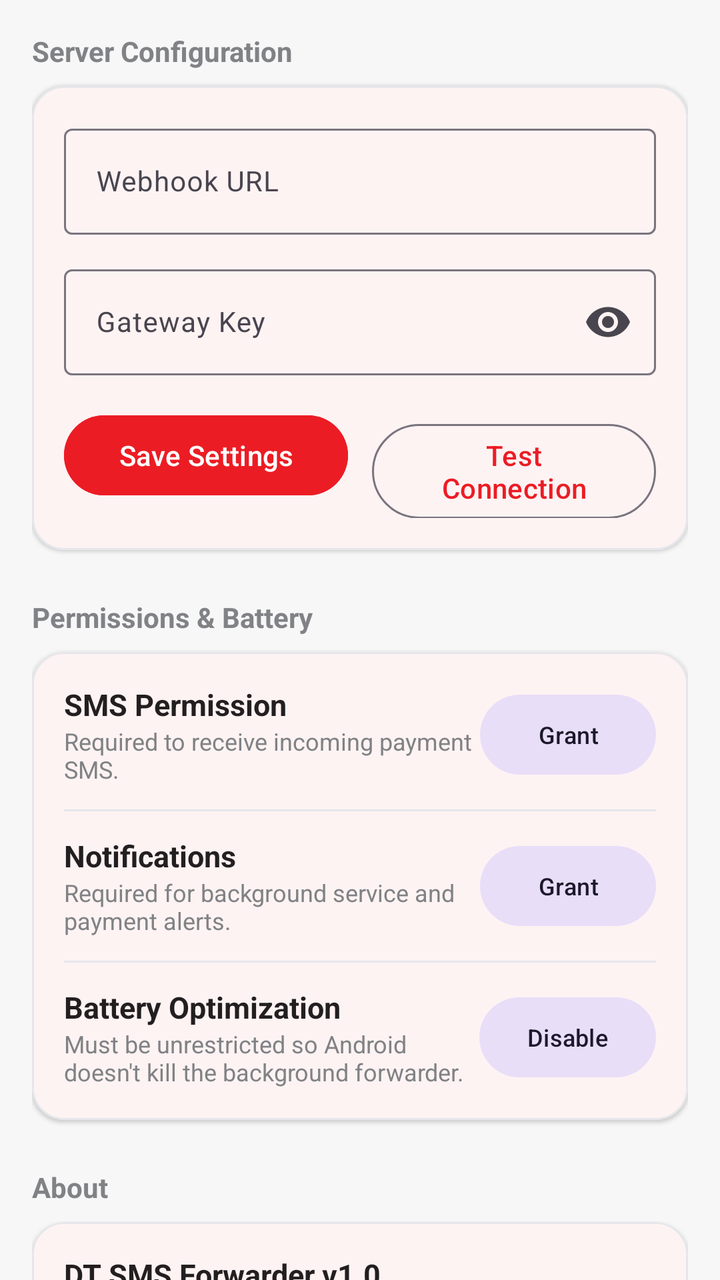
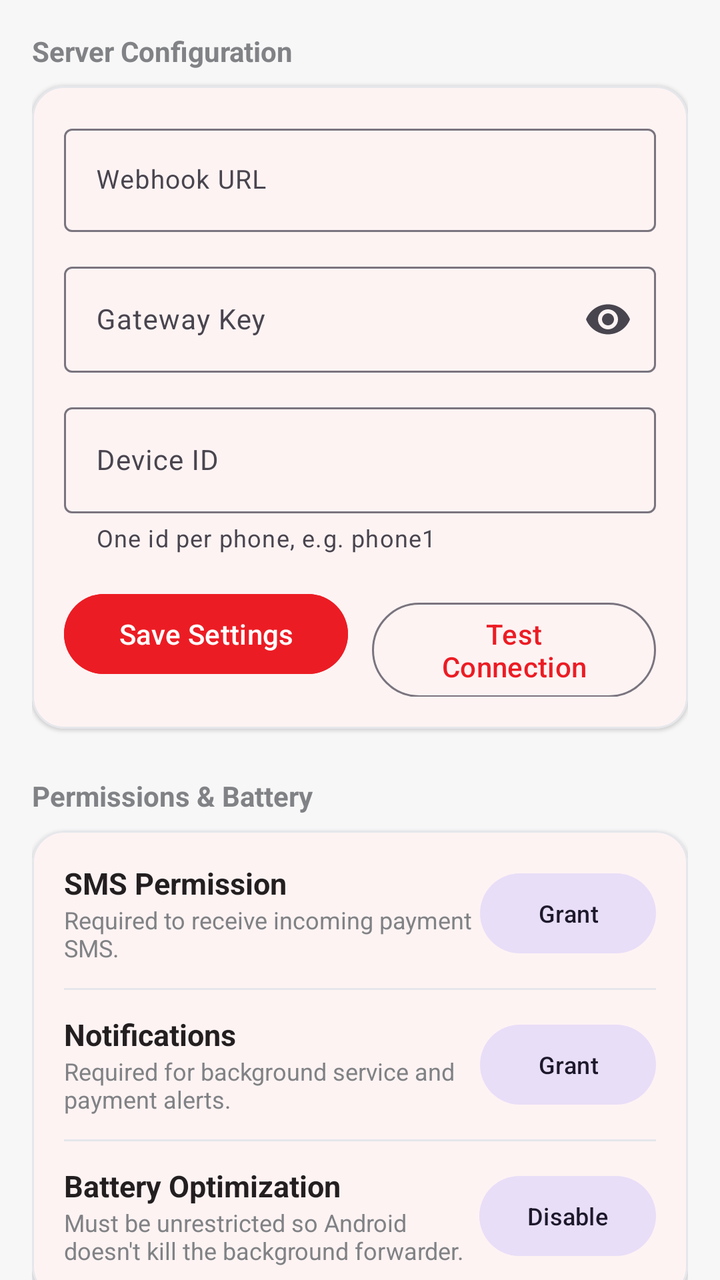

Two renders of the same Android screen: before a commit and after it. Below are the layout's source before the change and the commit's diff.
<!-- AndroidManifest.xml: application theme Theme.DTSMSForwarder -->
<!-- res/layout/fragment_settings.xml -->
<?xml version="1.0" encoding="utf-8"?>
<androidx.core.widget.NestedScrollView xmlns:android="http://schemas.android.com/apk/res/android"
    xmlns:app="http://schemas.android.com/apk/res-auto"
    android:layout_width="match_parent"
    android:layout_height="match_parent"
    android:fillViewport="true"
    android:background="@color/background">

    <LinearLayout
        android:layout_width="match_parent"
        android:layout_height="wrap_content"
        android:orientation="vertical"
        android:padding="16dp">

        
        <TextView
            android:layout_width="wrap_content"
            android:layout_height="wrap_content"
            android:layout_marginBottom="8dp"
            android:text="@string/server_configuration"
            android:textSize="14sp"
            android:textStyle="bold"
            android:textColor="@color/text_secondary" />

        <com.google.android.material.card.MaterialCardView
            android:layout_width="match_parent"
            android:layout_height="wrap_content"
            app:cardCornerRadius="16dp"
            app:cardElevation="1dp"
            app:cardBackgroundColor="@color/surface"
            app:strokeWidth="1dp"
            app:strokeColor="@color/divider">

            <LinearLayout
                android:layout_width="match_parent"
                android:layout_height="wrap_content"
                android:orientation="vertical"
                android:padding="16dp">

                <com.google.android.material.textfield.TextInputLayout
                    android:id="@+id/tilWebhookUrl"
                    android:layout_width="match_parent"
                    android:layout_height="wrap_content"
                    android:hint="@string/webhook_url_label"
                    style="@style/Widget.Material3.TextInputLayout.OutlinedBox">

                    <com.google.android.material.textfield.TextInputEditText
                        android:id="@+id/etWebhookUrl"
                        android:layout_width="match_parent"
                        android:layout_height="wrap_content"
                        android:inputType="textUri"
                        android:textSize="14sp" />
                </com.google.android.material.textfield.TextInputLayout>

                <com.google.android.material.textfield.TextInputLayout
                    android:id="@+id/tilGatewayKey"
                    android:layout_width="match_parent"
                    android:layout_height="wrap_content"
                    android:layout_marginTop="12dp"
                    android:hint="@string/gateway_key_label"
                    app:endIconMode="password_toggle"
                    style="@style/Widget.Material3.TextInputLayout.OutlinedBox">

                    <com.google.android.material.textfield.TextInputEditText
                        android:id="@+id/etGatewayKey"
                        android:layout_width="match_parent"
                        android:layout_height="wrap_content"
                        android:inputType="textPassword"
                        android:textSize="14sp" />
                </com.google.android.material.textfield.TextInputLayout>

                <LinearLayout
                    android:layout_width="match_parent"
                    android:layout_height="wrap_content"
                    android:orientation="horizontal"
                    android:layout_marginTop="16dp">

                    <com.google.android.material.button.MaterialButton
                        android:id="@+id/btnSaveSettings"
                        android:layout_width="0dp"
                        android:layout_height="wrap_content"
                        android:layout_weight="1"
                        android:layout_marginEnd="6dp"
                        android:text="@string/save_settings"
                        android:backgroundTint="@color/primary" />

                    <com.google.android.material.button.MaterialButton
                        android:id="@+id/btnTestConnection"
                        android:layout_width="0dp"
                        android:layout_height="wrap_content"
                        android:layout_weight="1"
                        android:layout_marginStart="6dp"
                        android:text="@string/test_connection"
                        style="@style/Widget.Material3.Button.OutlinedButton" />
                </LinearLayout>

                <ProgressBar
                    android:id="@+id/pbTestProgress"
                    android:layout_width="wrap_content"
                    android:layout_height="wrap_content"
                    android:layout_gravity="center"
                    android:layout_marginTop="8dp"
                    android:visibility="gone" />

            </LinearLayout>
        </com.google.android.material.card.MaterialCardView>

        
        <TextView
            android:layout_width="wrap_content"
            android:layout_height="wrap_content"
            android:layout_marginTop="24dp"
            android:layout_marginBottom="8dp"
            android:text="@string/permissions_status"
            android:textSize="14sp"
            android:textStyle="bold"
            android:textColor="@color/text_secondary" />

        <com.google.android.material.card.MaterialCardView
            android:layout_width="match_parent"
            android:layout_height="wrap_content"
            app:cardCornerRadius="16dp"
            app:cardElevation="1dp"
            app:cardBackgroundColor="@color/surface"
            app:strokeWidth="1dp"
            app:strokeColor="@color/divider">

            <LinearLayout
                android:layout_width="match_parent"
                android:layout_height="wrap_content"
                android:orientation="vertical"
                android:padding="16dp">

                
                <LinearLayout
                    android:layout_width="match_parent"
                    android:layout_height="wrap_content"
                    android:orientation="horizontal"
                    android:gravity="center_vertical">

                    <LinearLayout
                        android:layout_width="0dp"
                        android:layout_height="wrap_content"
                        android:layout_weight="1"
                        android:orientation="vertical">

                        <TextView
                            android:layout_width="wrap_content"
                            android:layout_height="wrap_content"
                            android:text="@string/perm_sms"
                            android:textSize="15sp"
                            android:textStyle="bold"
                            android:textColor="@color/text_primary" />

                        <TextView
                            android:layout_width="wrap_content"
                            android:layout_height="wrap_content"
                            android:text="@string/perm_sms_desc"
                            android:textSize="12sp"
                            android:textColor="@color/text_secondary" />
                    </LinearLayout>

                    <com.google.android.material.button.MaterialButton
                        android:id="@+id/btnPermSms"
                        android:layout_width="wrap_content"
                        android:layout_height="wrap_content"
                        android:text="@string/grant"
                        android:textSize="12sp"
                        style="@style/Widget.Material3.Button.TonalButton" />
                </LinearLayout>

                <View
                    android:layout_width="match_parent"
                    android:layout_height="1dp"
                    android:background="@color/divider"
                    android:layout_marginTop="12dp"
                    android:layout_marginBottom="12dp" />

                
                <LinearLayout
                    android:layout_width="match_parent"
                    android:layout_height="wrap_content"
                    android:orientation="horizontal"
                    android:gravity="center_vertical">

                    <LinearLayout
                        android:layout_width="0dp"
                        android:layout_height="wrap_content"
                        android:layout_weight="1"
                        android:orientation="vertical">

                        <TextView
                            android:layout_width="wrap_content"
                            android:layout_height="wrap_content"
                            android:text="@string/perm_notifications"
                            android:textSize="15sp"
                            android:textStyle="bold"
                            android:textColor="@color/text_primary" />

                        <TextView
                            android:layout_width="wrap_content"
                            android:layout_height="wrap_content"
                            android:text="@string/perm_notifications_desc"
                            android:textSize="12sp"
                            android:textColor="@color/text_secondary" />
                    </LinearLayout>

                    <com.google.android.material.button.MaterialButton
                        android:id="@+id/btnPermNotification"
                        android:layout_width="wrap_content"
                        android:layout_height="wrap_content"
                        android:text="@string/grant"
                        android:textSize="12sp"
                        style="@style/Widget.Material3.Button.TonalButton" />
                </LinearLayout>

                <View
                    android:layout_width="match_parent"
                    android:layout_height="1dp"
                    android:background="@color/divider"
                    android:layout_marginTop="12dp"
                    android:layout_marginBottom="12dp" />

                
                <LinearLayout
                    android:layout_width="match_parent"
                    android:layout_height="wrap_content"
                    android:orientation="horizontal"
                    android:gravity="center_vertical">

                    <LinearLayout
                        android:layout_width="0dp"
                        android:layout_height="wrap_content"
                        android:layout_weight="1"
                        android:orientation="vertical">

                        <TextView
                            android:layout_width="wrap_content"
                            android:layout_height="wrap_content"
                            android:text="@string/perm_battery"
                            android:textSize="15sp"
                            android:textStyle="bold"
                            android:textColor="@color/text_primary" />

                        <TextView
                            android:layout_width="wrap_content"
                            android:layout_height="wrap_content"
                            android:text="@string/perm_battery_desc"
                            android:textSize="12sp"
                            android:textColor="@color/text_secondary" />
                    </LinearLayout>

                    <com.google.android.material.button.MaterialButton
                        android:id="@+id/btnPermBattery"
                        android:layout_width="wrap_content"
                        android:layout_height="wrap_content"
                        android:text="@string/optimize_disable"
                        android:textSize="12sp"
                        style="@style/Widget.Material3.Button.TonalButton" />
                </LinearLayout>

            </LinearLayout>
        </com.google.android.material.card.MaterialCardView>

        
        <TextView
            android:layout_width="wrap_content"
            android:layout_height="wrap_content"
            android:layout_marginTop="24dp"
            android:layout_marginBottom="8dp"
            android:text="@string/about_title"
            android:textSize="14sp"
            android:textStyle="bold"
            android:textColor="@color/text_secondary" />

        <com.google.android.material.card.MaterialCardView
            android:layout_width="match_parent"
            android:layout_height="wrap_content"
            android:layout_marginBottom="24dp"
            app:cardCornerRadius="16dp"
            app:cardElevation="1dp"
            app:cardBackgroundColor="@color/surface"
            app:strokeWidth="1dp"
            app:strokeColor="@color/divider">

            <LinearLayout
                android:layout_width="match_parent"
                android:layout_height="wrap_content"
                android:orientation="vertical"
                android:padding="16dp">

                <TextView
                    android:layout_width="wrap_content"
                    android:layout_height="wrap_content"
                    android:text="@string/app_version"
                    android:textSize="15sp"
                    android:textStyle="bold"
                    android:textColor="@color/text_primary" />

                <TextView
                    android:layout_width="wrap_content"
                    android:layout_height="wrap_content"
                    android:layout_marginTop="4dp"
                    android:text="@string/about_description"
                    android:textSize="13sp"
                    android:textColor="@color/text_secondary" />
            </LinearLayout>
        </com.google.android.material.card.MaterialCardView>

    </LinearLayout>
</androidx.core.widget.NestedScrollView>
<!-- resources referenced by this layout -->
<resources>
  <color name="background">#F7F7F8</color>
  <color name="divider">#E5E7EB</color>
  <color name="primary">#EC1C24</color>
  <color name="surface">#FFFFFF</color>
  <color name="text_primary">#231F20</color>
  <color name="text_secondary">#808285</color>
  <string name="about_description">Forwards only bKash / Nagad / Rocket SMS to your own server.</string>
  <string name="about_title">About</string>
  <string name="app_version">DT SMS Forwarder v1.0</string>
  <string name="gateway_key_label">Gateway Key</string>
  <string name="grant">Grant</string>
  <string name="optimize_disable">Disable</string>
  <string name="perm_battery">Battery Optimization</string>
  <string name="perm_battery_desc">Must be unrestricted so Android doesn\'t kill the background forwarder.</string>
  <string name="perm_notifications">Notifications</string>
  <string name="perm_notifications_desc">Required for background service and payment alerts.</string>
  <string name="perm_sms">SMS Permission</string>
  <string name="perm_sms_desc">Required to receive incoming payment SMS.</string>
  <string name="permissions_status">Permissions &amp; Battery</string>
  <string name="save_settings">Save Settings</string>
  <string name="server_configuration">Server Configuration</string>
  <string name="test_connection">Test Connection</string>
  <string name="webhook_url_label">Webhook URL</string>
  <style name="Theme.DTSMSForwarder" parent="Theme.Material3.Light.NoActionBar">
          <item name="colorPrimary">@color/primary</item>
          <item name="colorOnPrimary">@color/on_primary</item>
          <item name="android:windowBackground">@color/background</item>
          <item name="colorSurface">@color/surface</item>
          <item name="colorOnSurface">@color/text_primary</item>
          <item name="android:textColorPrimary">@color/text_primary</item>
          <item name="android:textColorSecondary">@color/text_secondary</item>
          <item name="android:statusBarColor">@color/surface</item>
          <item name="android:windowLightStatusBar">true</item>
      </style>
  <color name="on_primary">#FFFFFF</color>
</resources>

<!-- the commit's change to res/layout/fragment_settings.xml (unified diff, before → after) -->
@@ -37,6 +37,7 @@
                 android:orientation="vertical"
                 android:padding="16dp">
 
+                
                 <com.google.android.material.textfield.TextInputLayout
                     android:id="@+id/tilWebhookUrl"
                     android:layout_width="match_parent"
@@ -49,9 +50,12 @@
                         android:layout_width="match_parent"
                         android:layout_height="wrap_content"
                         android:inputType="textUri"
-                        android:textSize="14sp" />
+                        android:maxLines="1"
+                        android:scrollHorizontally="true"
+                        android:textSize="13sp" />
                 </com.google.android.material.textfield.TextInputLayout>
 
+                
                 <com.google.android.material.textfield.TextInputLayout
                     android:id="@+id/tilGatewayKey"
                     android:layout_width="match_parent"
@@ -69,6 +73,27 @@
                         android:textSize="14sp" />
                 </com.google.android.material.textfield.TextInputLayout>
 
+                
+                <com.google.android.material.textfield.TextInputLayout
+                    android:id="@+id/tilDeviceId"
+                    android:layout_width="match_parent"
+                    android:layout_height="wrap_content"
+                    android:layout_marginTop="12dp"
+                    android:hint="@string/device_id_label"
+                    app:helperText="@string/device_id_hint"
+                    app:helperTextEnabled="true"
+                    style="@style/Widget.Material3.TextInputLayout.OutlinedBox">
+
+                    <com.google.android.material.textfield.TextInputEditText
+                        android:id="@+id/etDeviceId"
+                        android:layout_width="match_parent"
+                        android:layout_height="wrap_content"
+                        android:inputType="textNoSuggestions|textVisiblePassword"
+                        android:maxLines="1"
+                        android:textSize="14sp" />
+                </com.google.android.material.textfield.TextInputLayout>
+
+                
                 <LinearLayout
                     android:layout_width="match_parent"
                     android:layout_height="wrap_content"
<!-- resource entries referenced after the edit -->
@@ -8,7 +8,9 @@
   <color name="text_secondary">#808285</color>
   <string name="about_description">Forwards only bKash / Nagad / Rocket SMS to your own server.</string>
   <string name="about_title">About</string>
-  <string name="app_version">DT SMS Forwarder v1.0</string>
+  <string name="app_version">DT SMS Forwarder v1.1</string>
+  <string name="device_id_hint">One id per phone, e.g. phone1</string>
+  <string name="device_id_label">Device ID</string>
   <string name="gateway_key_label">Gateway Key</string>
   <string name="grant">Grant</string>
   <string name="optimize_disable">Disable</string>
